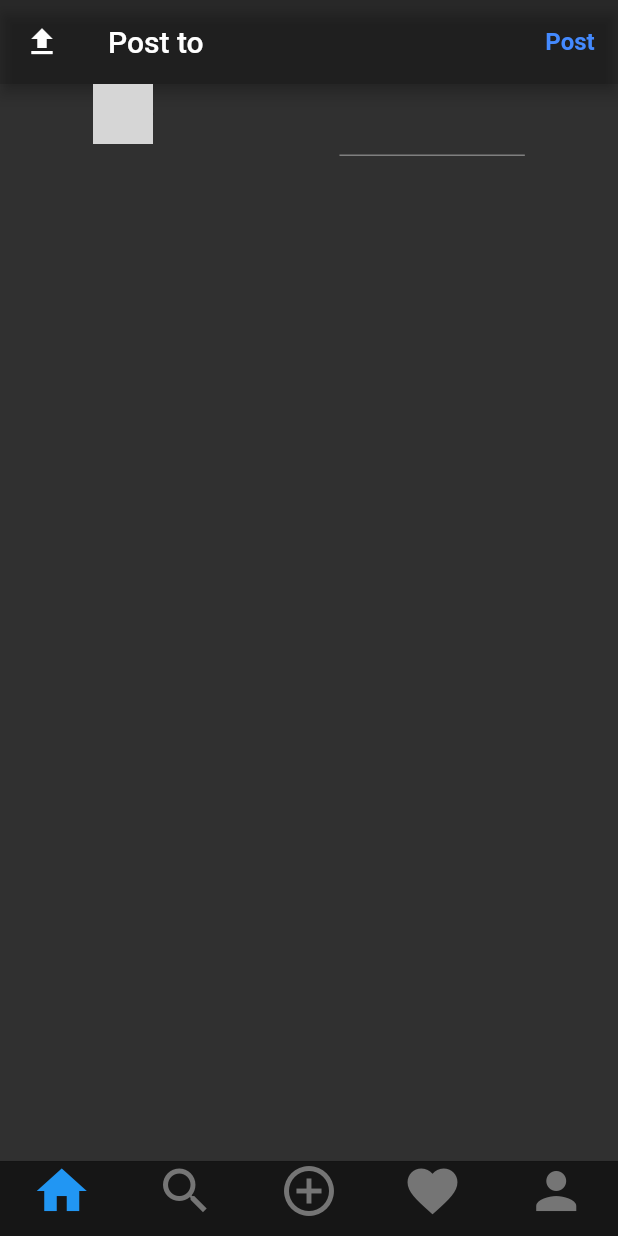
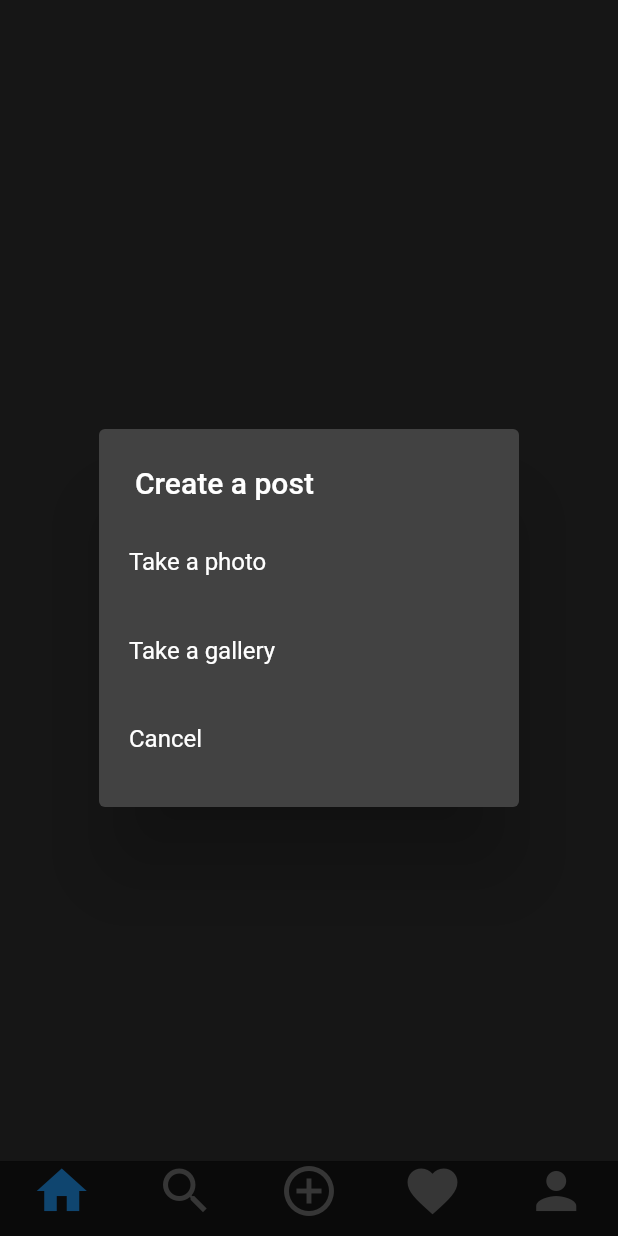
Before and after one commit to sagarrajput1810/Flutter-Projets, a Flutter app: the screen it shows once a user with an empty profile is signed in, item 3 of the bottom bar chosen, after a tap on the "upload" icon, on a phone screen of 412 x 824 dp. Run offline on Flutter 3.47's test engine with Material 2 defaults, Android fonts, the phone set to English and light mode, and no system bars; our stand-ins replace cloud_firestore, firebase_auth, firebase_core, firebase_storage, flutter_spinkit, flutter_svg and 2 more; missing offline and left inert: dart:ffi, eval_ex; accounts and stored records are empty; grey boxes are pictures that could not be loaded.

Commit message:
add post page

```diff
--- a/instagram/lib/screens/add_post_screen.dart
+++ b/instagram/lib/screens/add_post_screen.dart
@@ -1,4 +1,13 @@
+import 'dart:ffi';
+import 'dart:typed_data';
+
+import 'package:firebase_auth/firebase_auth.dart';
 import 'package:flutter/material.dart';
+import 'package:image_picker/image_picker.dart';
+import 'package:instagram/models/user.dart';
+import 'package:instagram/provider/user_provider.dart';
+import 'package:instagram/utils/utils.dart';
+import 'package:provider/provider.dart';
 
 class AddPostScreen extends StatefulWidget {
   const AddPostScreen({super.key});
@@ -8,24 +17,85 @@ class AddPostScreen extends StatefulWidget {
 }
 
 class _AddPstScreenState extends State<AddPostScreen> {
+
+  Uint8List? _file;
+  final TextEditingController _descriptionController = TextEditingController();
+
+  void postImage(
+      String uid,
+      String username,
+      String profImage,
+      ) async {
+        try{
+
+        } catch (e){
+
+        }
+  }
+  _selectImage( BuildContext context)async{
+    return showDialog(context: context, builder: (contex){
+      return SimpleDialog(
+        title: const Text('Create a post'),
+        children: [
+          SimpleDialogOption(
+            padding:  const EdgeInsets.all(20),
+            child: Text('Take a photo'),
+            onPressed: () async {
+              Navigator.of(context).pop();
+              Uint8List file = await pickImage(ImageSource.camera);
+              setState(() {
+                _file = file;
+              });
+            },
+          ),
+          SimpleDialogOption(
+            padding:  const EdgeInsets.all(20),
+            child: Text('Take a gallery'),
+            onPressed: () async {
+              Navigator.of(context).pop();
+              Uint8List file = await pickImage(ImageSource.gallery);
+              setState(() {
+                _file = file;
+              });
+            },
+          ),
+          SimpleDialogOption(
+            padding:  const EdgeInsets.all(20),
+            child: Text('Cancel'),
+            onPressed: () async {
+              Navigator.of(context).pop();
+            },
+          )
+        ],
+      );
+    });
+  }
+  @override
+  void dispose() {
+    // TODO: implement dispose
+    super.dispose();
+    _descriptionController.dispose();
+  }
   @override
   Widget build(BuildContext context) {
-    // return Center(child: Container(
-    //   child: IconButton(
-    //     icon: const Icon(Icons.upload),
-    //     onPressed: () {},
-    //   ),
-    // ));
-    return Scaffold(
+    final Users user = Provider.of<UserProvider>(context).getUser;
+    return _file == null ? Center(child: Container(
+      child: IconButton(
+        icon: const Icon(Icons.upload),
+        onPressed: () => _selectImage(context),
+      ),
+    )) :
+     Scaffold(
       appBar: AppBar(
         backgroundColor: Colors.black12,
         leading: IconButton(
             icon: const Icon(Icons.upload),
-            onPressed: () {},
+            onPressed: () => _selectImage(context),
           ),
         title: Text('Post to'),
         actions: [
-          TextButton(onPressed: (){}, child: const Text('Post', style: TextStyle(
+          TextButton(onPressed: postImage(),
+              child: const Text('Post', style: TextStyle(
             color: Colors.blueAccent,
             fontWeight: FontWeight.bold,
             fontSize: 16,
@@ -34,22 +104,49 @@ class _AddPstScreenState extends State<AddPostScreen> {
       ),
       body: Column(
         children: [
+          SizedBox( height: 10,),
           Row(
             mainAxisAlignment: MainAxisAlignment.spaceAround,
             crossAxisAlignment: CrossAxisAlignment.start,
             children: [CircleAvatar(
               backgroundImage: NetworkImage(
-                'https://images.vexels.com/media/users/3/147101/isolated/preview/b4a49d4b864c74bb73de63f080ad7930-instagram-profile-button-by-vexels.png'
+                user.photoUrl
               ),
             ),
+              SizedBox(width: 10,),
+              Expanded(
+                child: SizedBox(
+                  width: MediaQuery.of(context).size.width*0.3,
+                  child: TextField(
+                    controller: _descriptionController,
+                    decoration: const InputDecoration(
+                      hintText: 'Write a caption...',
+                      border: InputBorder.none,
+                    ),
+                    maxLines: 8,
+                  ),
+                ),
+              ),
+              SizedBox(width: 10,),
               SizedBox(
-                width: MediaQuery.of(context).size.width*0.3,
-                child: TextField(
-
+                height: 45,
+                width: 45,
+                child: AspectRatio(
+                  aspectRatio: 487/451,
+                  child:  Container(
+                    decoration: BoxDecoration(
+                      image: DecorationImage(
+                        image: MemoryImage(_file!),
+                        fit: BoxFit.fill,
+                        alignment: FractionalOffset.topCenter,
+                      )
+                    ),
+                  ),
                 ),
-              )
+              ),
             ],
-          )
+          ),
+          Divider()
         ],
       ),
     );
```
Also changed, not shown: instagram/lib/models/post.dart (added, +48 -0 lines), instagram/lib/resources/firestore_method.dart (added, +33 -0 lines).
